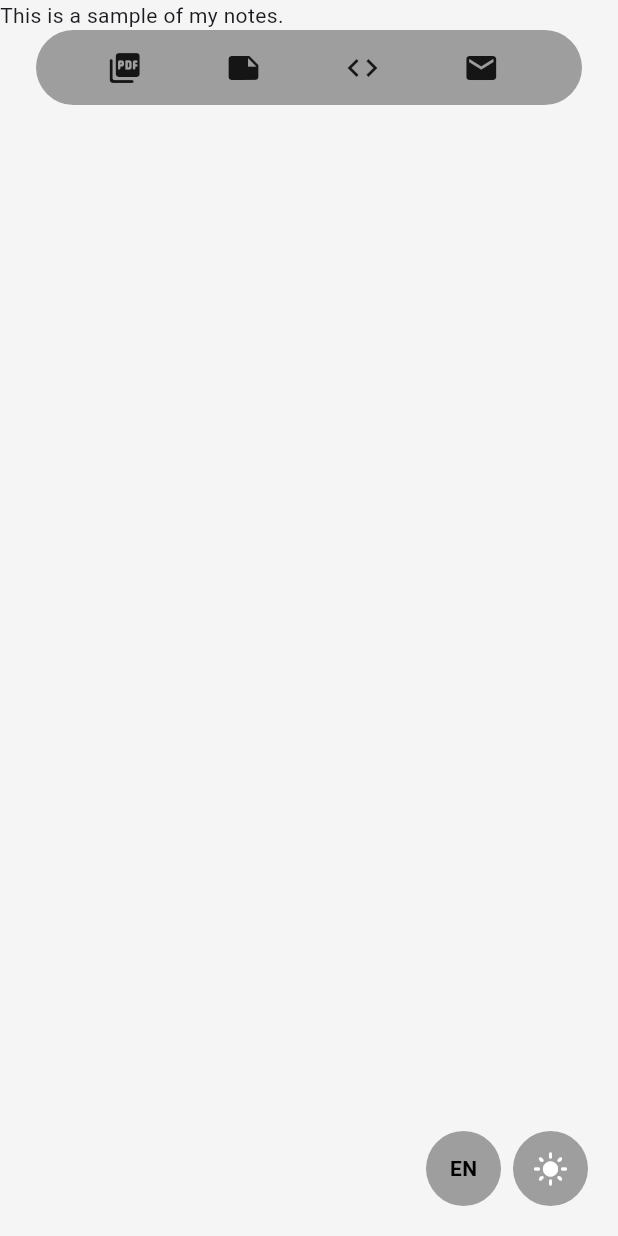
After one commit to mjianpour/my-blog, a Flutter app: the screen it shows after launch, swiped to page 2, on a phone screen of 412 x 824 dp. The commit adds this screen. Run offline on Flutter 3.47's test engine with Material 3 defaults, Android fonts, the phone set to English and light mode, and no system bars; our stand-ins replace flutter_riverpod, flutter_svg.

Commit message:
different page samples added

```diff
--- a/flutter_application_1/lib/custom_made_widgets/top_bar.dart
+++ b/flutter_application_1/lib/custom_made_widgets/top_bar.dart
@@ -77,13 +77,18 @@ class TopBarContainer extends StatelessWidget {
               mainAxisAlignment: MainAxisAlignment.spaceEvenly,
               children: [
                 // Item 1: Resume (PDF)
-                Row(
+                GestureDetector(
+                  onTap: () {
+                    // Something else happens.
+                  },
+                  child: Row(
                     mainAxisSize: MainAxisSize.min,
                     children: [
                       const Icon(Icons.picture_as_pdf_rounded),
                       SizedBox(width: SizeManager.small),
                       if (!isCompact) const Text("Resume"),
                     ],
+                  ),
                 ),
 
                 // Item 2: Notes
--- a/flutter_application_1/lib/main.dart
+++ b/flutter_application_1/lib/main.dart
@@ -3,6 +3,9 @@ import 'package:flutter_application_1/buttons/extended_dark_switch.dart';
 import 'package:flutter_application_1/buttons/language_switcher.dart';
 import 'package:flutter_application_1/custom_made_widgets/top_bar.dart';
 import 'package:flutter_application_1/src/size_manager.dart';
+import 'package:flutter_application_1/website_pages/contact_me.dart';
+import 'package:flutter_application_1/website_pages/notes.dart';
+import 'package:flutter_application_1/website_pages/projects.dart';
 import 'package:flutter_application_1/website_pages/resume.dart';
 import 'package:flutter_riverpod/flutter_riverpod.dart';
 import 'package:flutter_application_1/providers/theme_provider.dart';
@@ -11,11 +14,24 @@ void main() {
   runApp(const ProviderScope(child: MainApp()));
 }
 
-class MainApp extends ConsumerWidget {
+class MainApp extends ConsumerStatefulWidget {
   const MainApp({super.key});
 
   @override
-  Widget build(BuildContext context, WidgetRef ref) {
+  ConsumerState<MainApp> createState() => _MainAppState();
+}
+
+class _MainAppState extends ConsumerState<MainApp> {
+  final PageController _pageController = PageController();
+
+  @override
+  void dispose() {
+    _pageController.dispose();
+    super.dispose();
+  }
+
+  @override
+  Widget build(BuildContext context) {
     final isDark = ref.watch(isDarkMode);
     return LayoutBuilder(
       builder: (context, constraints) {
@@ -38,7 +54,18 @@ class MainApp extends ConsumerWidget {
                 Column(
                   mainAxisAlignment: MainAxisAlignment.start,
                   children: [
-                    Expanded(child: SingleChildScrollView(child: ResumePage())),
+                    Expanded(
+                      child: PageView(
+                        controller: _pageController,
+                        scrollDirection: Axis.horizontal,
+                        children: [
+                          SingleChildScrollView(child: ResumePage()),
+                          Notes(),
+                          Projects(),
+                          ContactMe(),
+                        ],
+                      ),
+                    ),
                   ],
                 ),
                 Column(
--- a/flutter_application_1/lib/viewers/article_viewer.dart
+++ b/flutter_application_1/lib/viewers/article_viewer.dart
@@ -121,7 +121,7 @@ class Component {
               color: isDark
                   ? const Color.fromARGB(255, 0, 8, 14)
                   : const Color.fromARGB(255, 249, 249, 249),
-              borderRadius: BorderRadius.circular(SizeManager.large * 2),
+              borderRadius: BorderRadius.circular(SizeManager.large),
               boxShadow: [
                 BoxShadow(
                   color: isDark
--- /dev/null
+++ b/flutter_application_1/lib/viewers/notes_viewer.dart
@@ -0,0 +1,15 @@
+import 'package:flutter/material.dart';
+
+class NotesViewer extends StatefulWidget {
+  const NotesViewer({super.key});
+
+  @override
+  State<NotesViewer> createState() => _NotesViewerState();
+}
+
+class _NotesViewerState extends State<NotesViewer> {
+  @override
+  Widget build(BuildContext context) {
+    return const Text("This is a sample of my notes.");
+  }
+}
--- /dev/null
+++ b/flutter_application_1/lib/website_pages/notes.dart
@@ -0,0 +1,16 @@
+import 'package:flutter/material.dart';
+import 'package:flutter_application_1/viewers/notes_viewer.dart';
+
+class Notes extends StatefulWidget {
+  const Notes({super.key});
+
+  @override
+  State<Notes> createState() => _NotesState();
+}
+
+class _NotesState extends State<Notes> {
+  @override
+  Widget build(BuildContext context) {
+    return const NotesViewer();
+  }
+}
```
Also changed, not shown: flutter_application_1/lib/viewers/project_viewer.dart (added, +15 -0 lines), flutter_application_1/lib/website_pages/contact_me.dart (added, +15 -0 lines), flutter_application_1/lib/website_pages/projects.dart (added, +16 -0 lines). Lines whose indentation alone changed are shown as unchanged.
